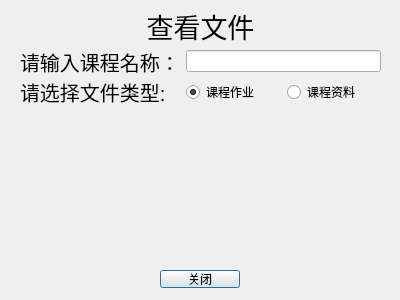
Before: the Qt Designer form openfile.ui in archester-250/Course_Auxiliary_System_QT, drawn with Qt 5.
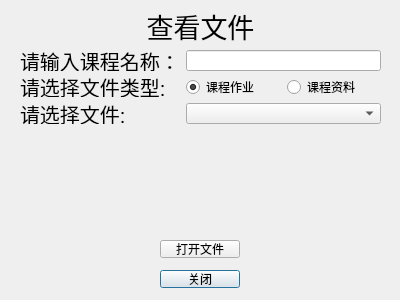
After: the same form once the commit is applied.

Commit message: 查看文件没做完，慎用！

Patch:
```diff
--- a/openfile.ui
+++ b/openfile.ui
@@ -40,7 +40,7 @@
      <x>20</x>
      <y>50</y>
      <width>361</width>
-     <height>54</height>
+     <height>74</height>
     </rect>
    </property>
    <layout class="QFormLayout" name="formLayout">
@@ -92,6 +92,21 @@
       </property>
      </widget>
     </item>
+    <item row="2" column="1">
+     <widget class="QComboBox" name="comboBox"/>
+    </item>
+    <item row="2" column="0">
+     <widget class="QLabel" name="label_4">
+      <property name="font">
+       <font>
+        <pointsize>15</pointsize>
+       </font>
+      </property>
+      <property name="text">
+       <string>请选择文件:</string>
+      </property>
+     </widget>
+    </item>
    </layout>
   </widget>
   <widget class="QPushButton" name="pushButton">
@@ -107,6 +122,19 @@
     <string>关闭</string>
    </property>
   </widget>
+  <widget class="QPushButton" name="pushButton_2">
+   <property name="geometry">
+    <rect>
+     <x>160</x>
+     <y>240</y>
+     <width>80</width>
+     <height>18</height>
+    </rect>
+   </property>
+   <property name="text">
+    <string>打开文件</string>
+   </property>
+  </widget>
  </widget>
  <resources/>
  <connections>
```
The commit also changes 1 other file.
